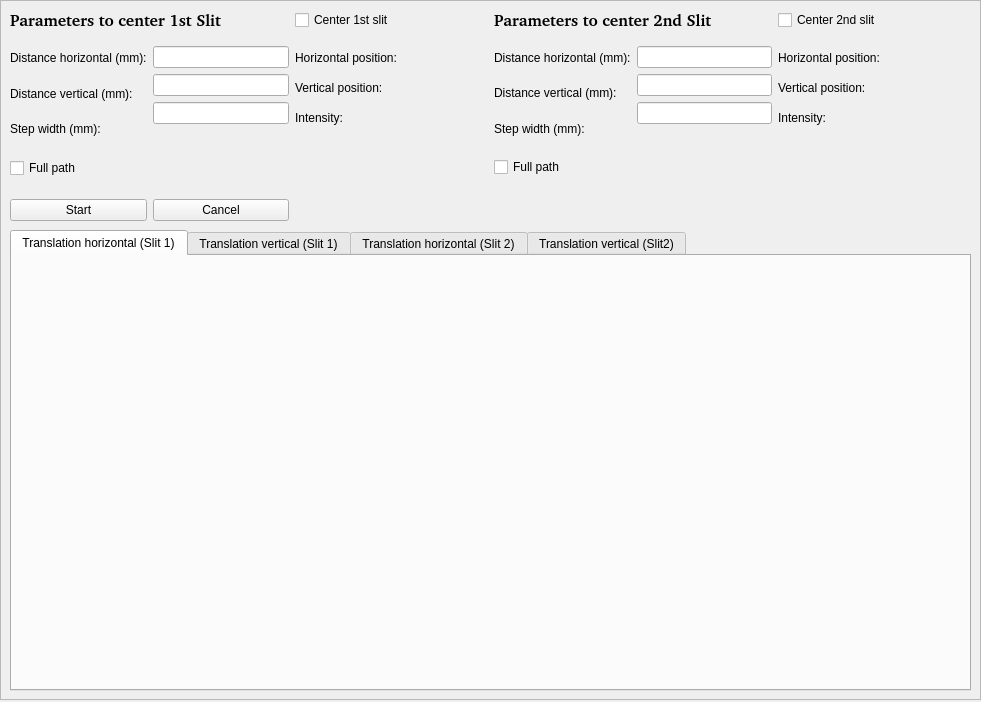
First picture: the form in Bricks/widgets/ui_files/Qt4_beam_centering_widget_layout.ui, repository douglasbeniz/mxcube, before the edit.
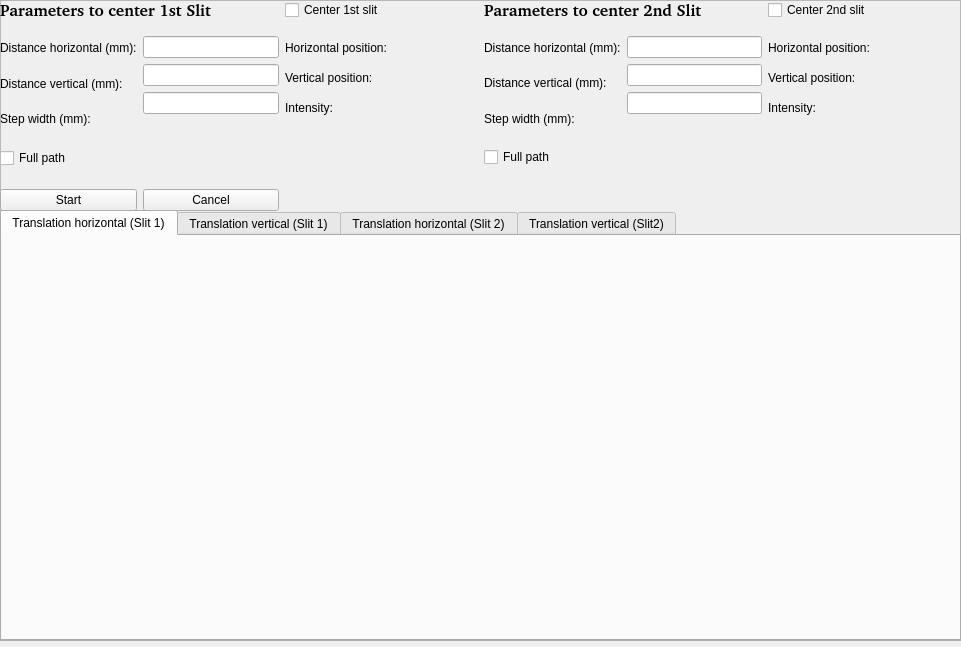
Second picture: the form after the edit.

Commit message: [douglas.beniz] Including support to change the beam size by controlling slits, control lights and beam stopper

Patch:
```diff
--- a/Bricks/widgets/ui_files/Qt4_beam_centering_widget_layout.ui
+++ b/Bricks/widgets/ui_files/Qt4_beam_centering_widget_layout.ui
@@ -6,8 +6,8 @@
    <rect>
     <x>0</x>
     <y>0</y>
-    <width>981</width>
-    <height>702</height>
+    <width>961</width>
+    <height>647</height>
    </rect>
   </property>
   <property name="sizePolicy">
@@ -24,8 +24,8 @@
     <rect>
      <x>0</x>
      <y>0</y>
-     <width>981</width>
-     <height>700</height>
+     <width>961</width>
+     <height>641</height>
     </rect>
    </property>
    <property name="frameShape">
@@ -37,8 +37,8 @@
    <widget class="QWidget" name="horizontalLayoutWidget_4">
     <property name="geometry">
      <rect>
-      <x>10</x>
-      <y>10</y>
+      <x>0</x>
+      <y>0</y>
       <width>961</width>
       <height>211</height>
      </rect>
@@ -924,15 +924,27 @@
    <widget class="QWidget" name="verticalLayoutWidget_8">
     <property name="geometry">
      <rect>
-      <x>10</x>
-      <y>230</y>
+      <x>0</x>
+      <y>210</y>
       <width>961</width>
-      <height>461</height>
+      <height>431</height>
      </rect>
     </property>
     <layout class="QVBoxLayout" name="downControlBox">
+     <property name="spacing">
+      <number>0</number>
+     </property>
      <item>
       <widget class="QTabWidget" name="graphicsTabs">
+       <property name="enabled">
+        <bool>true</bool>
+       </property>
+       <property name="sizePolicy">
+        <sizepolicy hsizetype="Expanding" vsizetype="Expanding">
+         <horstretch>0</horstretch>
+         <verstretch>0</verstretch>
+        </sizepolicy>
+       </property>
        <property name="currentIndex">
         <number>0</number>
        </property>
@@ -945,8 +957,8 @@
           <rect>
            <x>0</x>
            <y>0</y>
-           <width>951</width>
-           <height>421</height>
+           <width>941</width>
+           <height>391</height>
           </rect>
          </property>
          <property name="sizePolicy">
```
Left out of the diff: 15 changed lines with no effect on the pictures. The commit also changes 7 other files.
